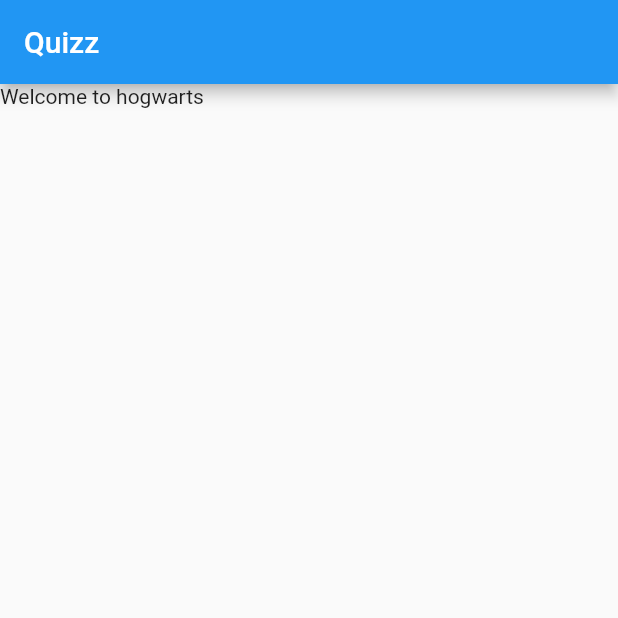
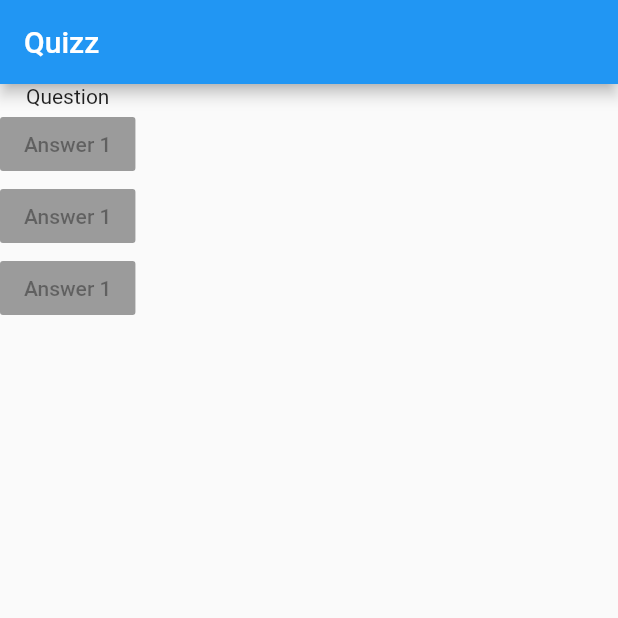
Before and after one commit to PeachBlack-Alba/quizz_test, a Flutter app: the screen it shows after launch, on a phone screen of 412 x 824 dp, the top half of it. Run offline on Flutter 3.47's test engine with Material 2 defaults, Android fonts, the phone set to English and light mode, and no system bars.

Commit message:
questions

```diff
--- a/lib/main.dart
+++ b/lib/main.dart
@@ -10,7 +10,20 @@ class MyApp extends StatelessWidget {
         appBar: AppBar(
           title: Text("Quizz"),
         ),
-        body: Text("Welcome to hogwarts"),
+        body: Column(
+          children: [
+            Text("Question"),
+            RaisedButton(
+              child: Text("Answer 1"),
+            ),
+            RaisedButton(
+              child: Text("Answer 1"),
+            ),
+            RaisedButton(
+              child: Text("Answer 1"),
+            ),
+          ],
+        ),
       ),
     );
   }
```
